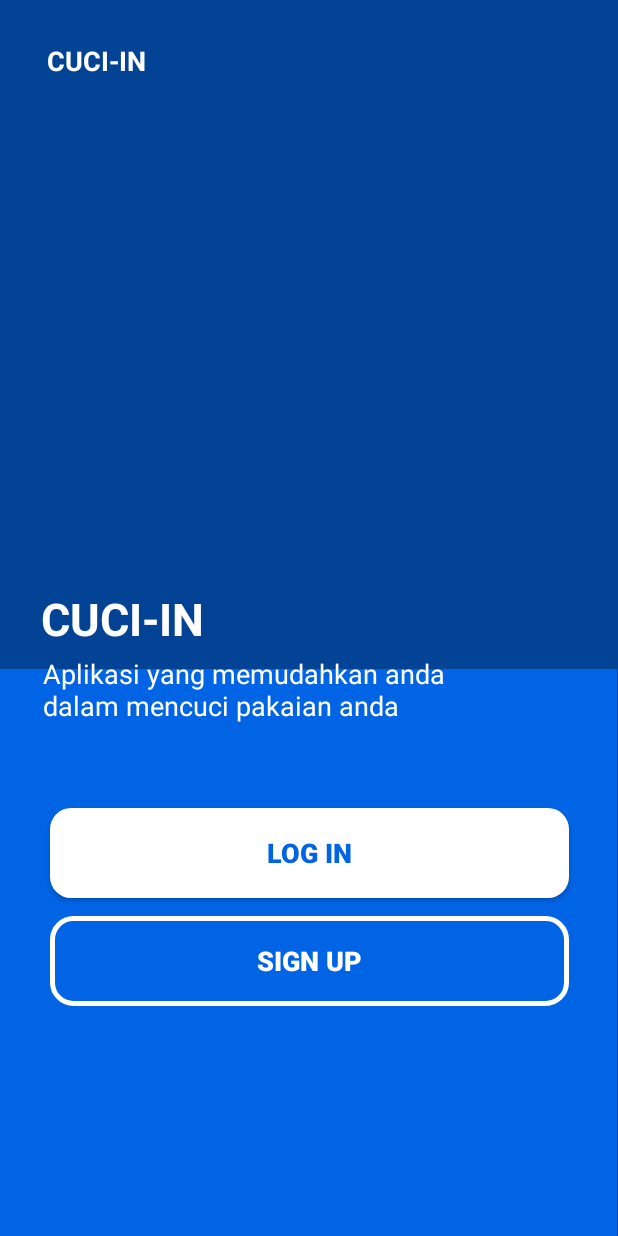
After one commit to Sekigahara/cuci.in-android, an Android app: the layout landing_fragment.xml on its own in the app's theme, with its tools: preview values and no code run, on a phone screen of 412 x 824 dp. The commit adds this screen. Run offline under Robolectric (Android 15) with nearby library versions, the phone set to English and light mode, and no system bars.

Commit message:
landing view

```diff
--- /dev/null
+++ b/app/src/main/res/drawable/border.xml
@@ -0,0 +1,7 @@
+<?xml version="1.0" encoding="utf-8"?>
+<shape xmlns:android="http://schemas.android.com/apk/res/android">
+    android:shape="rectangle">
+    <corners android:radius="14dp" />
+    <stroke android:width="5px"
+        android:color="#ffffff"/>
+</shape>
--- /dev/null
+++ b/app/src/main/res/drawable/rounded_corner.xml
@@ -0,0 +1,7 @@
+<?xml version="1.0" encoding="utf-8"?>
+<shape xmlns:android="http://schemas.android.com/apk/res/android"
+    android:shape="rectangle">
+    <solid android:color="#ffffff"/>
+    <corners android:radius="14dp"/>
+
+</shape>
--- /dev/null
+++ b/app/src/main/res/layout/landing_fragment.xml
@@ -0,0 +1,95 @@
+<?xml version="1.0" encoding="utf-8"?>
+<androidx.constraintlayout.widget.ConstraintLayout xmlns:android="http://schemas.android.com/apk/res/android"
+    xmlns:app="http://schemas.android.com/apk/res-auto"
+    xmlns:tools="http://schemas.android.com/tools"
+    android:layout_width="match_parent"
+    android:layout_height="match_parent"
+    android:background="@color/darkblue">
+
+    <LinearLayout
+        android:layout_width="411dp"
+        android:layout_height="378dp"
+        android:background="@color/birumuda"
+        android:orientation="vertical"
+        app:layout_constraintBottom_toBottomOf="parent"
+        app:layout_constraintEnd_toEndOf="parent"
+        app:layout_constraintHorizontal_bias="0.0"
+        app:layout_constraintStart_toStartOf="parent"
+        app:layout_constraintTop_toTopOf="parent"
+        app:layout_constraintVertical_bias="1.0"></LinearLayout>
+
+    <TextView
+        android:id="@+id/tittle_text"
+        android:layout_width="wrap_content"
+        android:layout_height="wrap_content"
+        android:layout_marginTop="364dp"
+        android:text="@string/cuciin_text"
+        android:textColor="@android:color/white"
+        android:textSize="30sp"
+        android:textStyle="bold"
+        app:layout_constraintEnd_toEndOf="parent"
+        app:layout_constraintHorizontal_bias="0.091"
+        app:layout_constraintStart_toStartOf="parent"
+        app:layout_constraintTop_toTopOf="@+id/corner_text" />
+
+    <TextView
+        android:id="@+id/description_text"
+        android:layout_width="wrap_content"
+        android:layout_height="wrap_content"
+        android:layout_marginTop="4dp"
+        android:text="@string/description_text"
+        android:textColor="@android:color/white"
+        android:textSize="18sp"
+        app:layout_constraintEnd_toEndOf="parent"
+        app:layout_constraintHorizontal_bias="0.198"
+        app:layout_constraintStart_toStartOf="parent"
+        app:layout_constraintTop_toBottomOf="@+id/tittle_text" />
+
+    <Button
+        android:id="@+id/login_button"
+        android:layout_width="346dp"
+        android:layout_height="60dp"
+        android:layout_marginStart="50dp"
+        android:layout_marginTop="56dp"
+        android:layout_marginEnd="50dp"
+        android:background="@drawable/rounded_corner"
+        android:text="@string/login_btn"
+        android:textColor="@color/birumuda"
+        android:textSize="18sp"
+        android:textStyle="bold"
+        app:layout_constraintEnd_toEndOf="parent"
+        app:layout_constraintStart_toStartOf="parent"
+        app:layout_constraintTop_toBottomOf="@+id/description_text" />
+
+    <Button
+        android:id="@+id/signup_button"
+        android:layout_width="346dp"
+        android:layout_height="60dp"
+        android:layout_marginStart="50dp"
+        android:layout_marginTop="12dp"
+        android:layout_marginEnd="50dp"
+        android:background="@drawable/border"
+        android:text="@string/signup_btn_text"
+        android:textColor="@android:color/white"
+        android:textSize="18sp"
+        android:textStyle="bold"
+        app:layout_constraintEnd_toEndOf="parent"
+        app:layout_constraintHorizontal_bias="0.498"
+        app:layout_constraintStart_toStartOf="parent"
+        app:layout_constraintTop_toBottomOf="@+id/login_button" />
+
+    <TextView
+        android:id="@+id/corner_text"
+        android:layout_width="wrap_content"
+        android:layout_height="wrap_content"
+        android:layout_marginTop="28dp"
+        android:text="@string/cuciin_text"
+        android:textColor="@android:color/white"
+        android:textSize="18sp"
+        android:textStyle="bold"
+        app:layout_constraintEnd_toEndOf="parent"
+        app:layout_constraintHorizontal_bias="0.091"
+        app:layout_constraintStart_toStartOf="parent"
+        app:layout_constraintTop_toTopOf="parent" />
+
+</androidx.constraintlayout.widget.ConstraintLayout>
--- a/app/src/main/res/values/colors.xml
+++ b/app/src/main/res/values/colors.xml
@@ -3,4 +3,7 @@
     <color name="colorPrimary">#6200EE</color>
     <color name="colorPrimaryDark">#3700B3</color>
     <color name="colorAccent">#03DAC5</color>
+
+    <color name="darkblue">#034395</color>
+    <color name="birumuda">#0164e5</color>
 </resources>
--- a/app/src/main/res/values/strings.xml
+++ b/app/src/main/res/values/strings.xml
@@ -1,3 +1,8 @@
 <resources>
     <string name="app_name">cuciin_android</string>
+    <string name="login_text">Log In</string>
+    <string name="cuciin_text">CUCI-IN</string>
+    <string name="description_text">Aplikasi yang memudahkan anda\ndalam mencuci pakaian anda</string>
+    <string name="login_btn">Log In</string>
+    <string name="signup_btn_text">Sign up</string>
 </resources>
```
